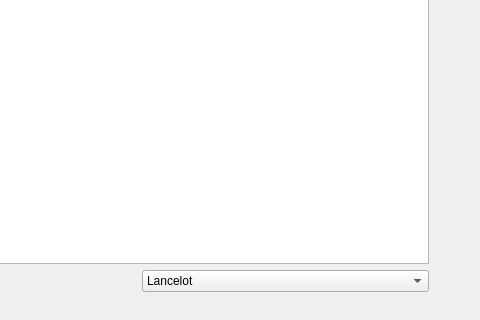
First picture: the form in kde4/kaptan4/src/gui/styleWidget.ui, repository pars-linux/uludag, before the edit; both pictures show x 203 to 683 and y 151 to 471 of the 683 by 471 pixel window.
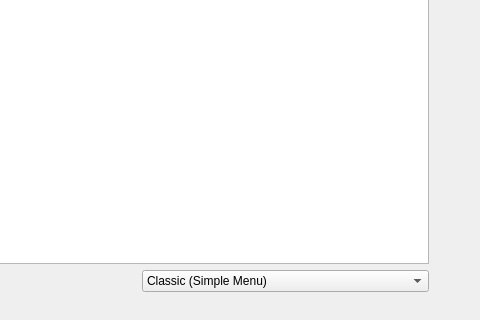
Second picture: the form after the edit.

Commit message: watta Lancelot (experimental menu) ?

Diff of the .ui file:
```diff
--- a/kde4/kaptan4/src/gui/styleWidget.ui
+++ b/kde4/kaptan4/src/gui/styleWidget.ui
@@ -77,8 +77,8 @@
      <item>
       <widget class="QComboBox" name="menuStyles">
        <item>
-        <property name="text">
-         <string>Lancelot</string>
+        <property name="text" >
+         <string>Classic (Simple Menu)</string>
         </property>
        </item>
        <item>
```
Left out of the diff: 73 changed lines with no effect on the pictures.
